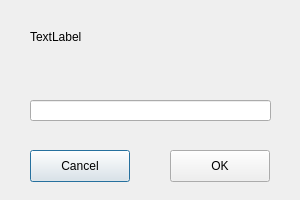
Old version of the form src/invitationdialog.ui in the repository named-data/ChronoChat.
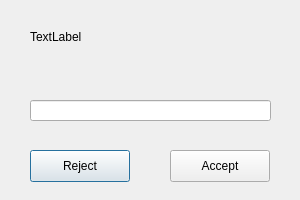
New version of the form.

What changed in the file:
```diff
--- a/src/invitationdialog.ui
+++ b/src/invitationdialog.ui
@@ -52,7 +52,7 @@
     </rect>
    </property>
    <property name="text">
-    <string>Cancel</string>
+    <string>Reject</string>
    </property>
   </widget>
   <widget class="QPushButton" name="okButton">
@@ -65,7 +65,7 @@
     </rect>
    </property>
    <property name="text">
-    <string>OK</string>
+    <string>Accept</string>
    </property>
   </widget>
  </widget>
```
